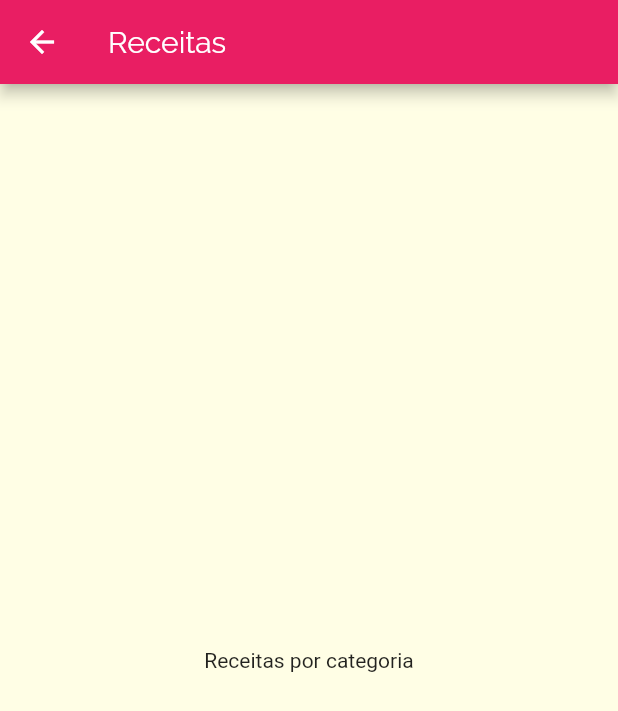
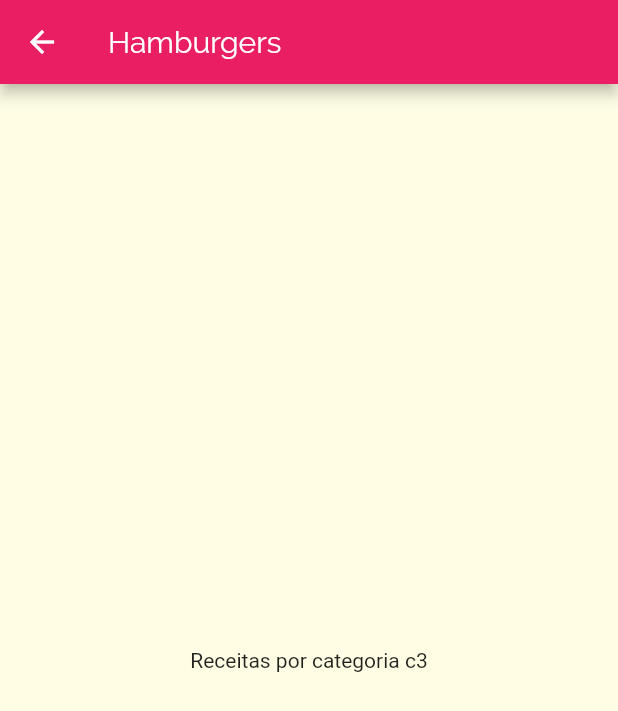
Before and after one commit to victor-souza-vieira/Meals, a Flutter app: the screen it shows after launch, after a tap on "Hamburgers", on a phone screen of 412 x 824 dp. Shown: the top 711 px of the screen. Run offline on Flutter 3.47's test engine with Material 2 defaults, Android fonts, the phone set to English and light mode, and no system bars.

Commit message:
dynamic route add

```diff
--- a/lib/components/category_item.dart
+++ b/lib/components/category_item.dart
@@ -12,7 +12,7 @@
     Navigator.of(context).push(
       MaterialPageRoute(
         builder: (_) {
-          return CategoriesMealsScreen();
+          return CategoriesMealsScreen(category);
         },
       ),
     );
--- a/lib/screens/categories_meals_screen.dart
+++ b/lib/screens/categories_meals_screen.dart
@@ -1,14 +1,20 @@
 import 'package:flutter/material.dart';
 
+import '../models/category.dart';
+
 class CategoriesMealsScreen extends StatelessWidget {
+  final Category category;
+
+  CategoriesMealsScreen(this.category);
+
   @override
   Widget build(BuildContext context) {
     return Scaffold(
       appBar: AppBar(
-        title: Text("Receitas"),
+        title: Text(category.title),
       ),
       body: Center(
-        child: Text("Receitas por categoria"),
+        child: Text("Receitas por categoria ${category.id}"),
       ),
     );
   }
```
